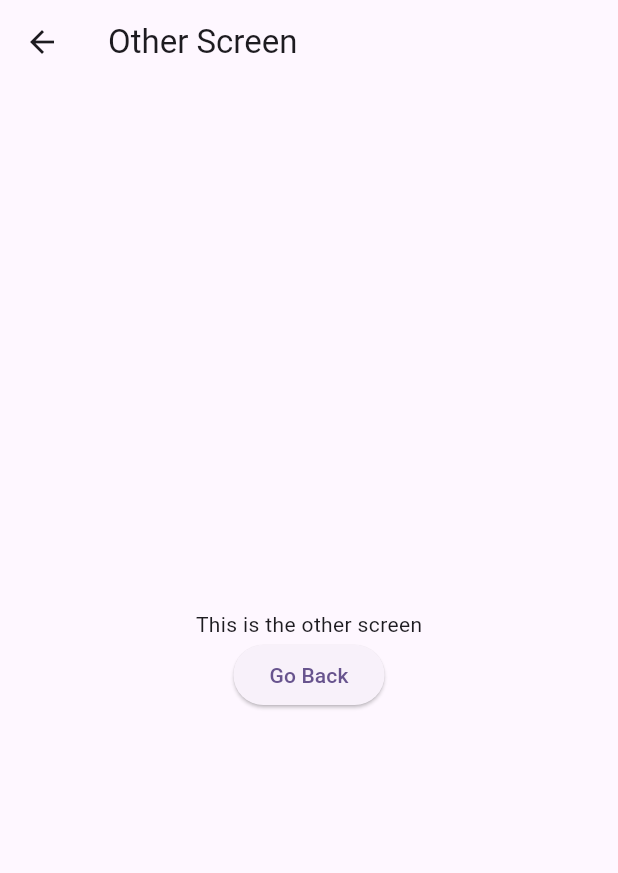
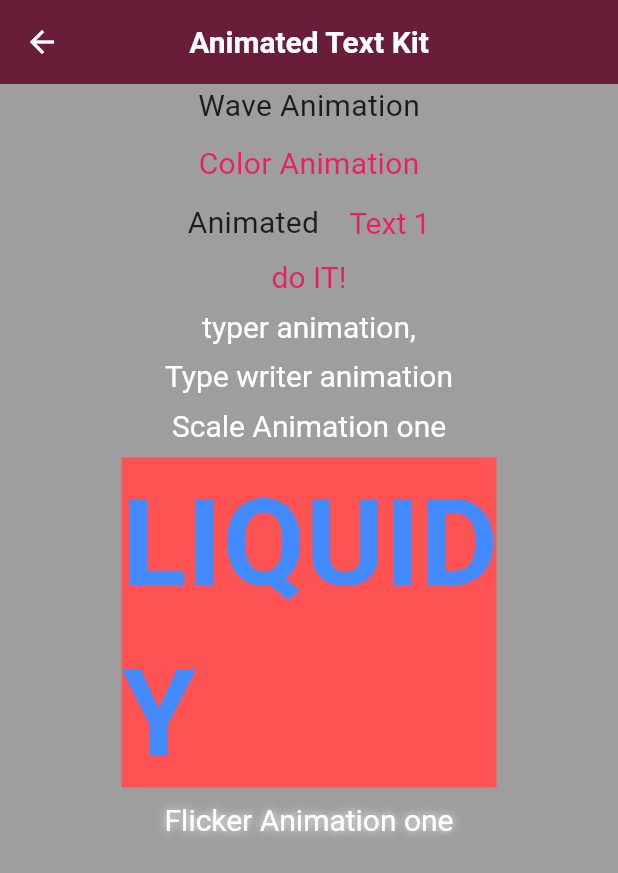
Before and after one commit to saqibalifd/flutter_animations, a Flutter app: the screen it shows after launch, after a tap on an icon or button, on a phone screen of 412 x 824 dp. Shown: the top 873 px of the screen. Run offline on Flutter 3.47's test engine with Material 3 defaults, Android fonts, the phone set to English and light mode, and no system bars; drawn by our look-alikes of animated_text_kit.

Commit message:
Animated Text Kit

```diff
--- a/lib/main.dart
+++ b/lib/main.dart
@@ -14,7 +14,7 @@ class MyApp extends StatelessWidget {
   Widget build(BuildContext context) {
     return MaterialApp(
       debugShowCheckedModeBanner: false,
-      title: 'Flutter Demo',
+      title: 'Flutter Animations',
       theme: ThemeData(
         colorScheme: ColorScheme.fromSeed(seedColor: Colors.deepPurple),
         useMaterial3: true,
--- a/lib/routes/app_routes.dart
+++ b/lib/routes/app_routes.dart
@@ -1,8 +1,8 @@
 import 'package:flutter/material.dart';
+import 'package:flutter_animations/view/animated_text/animated_textkit_screen.dart';
 
 import '../view/animated_container/animated_container_screen.dart';
 import '../view/home_screen.dart';
-import '../view/other_screen.dart/other_screen.dart';
 import 'route_names.dart';
 
 class AppRoutes {
@@ -10,6 +10,7 @@ class AppRoutes {
     // Auth
     RouteNames.homeScreen: (context) => HomeScreen(),
     RouteNames.animatedContainer: (context) => const AnimatedContainerScreen(),
-    RouteNames.otherScreen: (context) => const OtherScreen(),
+    RouteNames.animatedTextKitScreen: (context) =>
+        const AnimatedTextkitScreen(),
   };
 }
--- a/lib/routes/route_names.dart
+++ b/lib/routes/route_names.dart
@@ -2,5 +2,5 @@ class RouteNames {
   //auth
   static const homeScreen = '/';
   static const animatedContainer = '/animatedContainer';
-  static const otherScreen = '/otherScreen';
+  static const animatedTextKitScreen = '/animatedTextKitScreen';
 }
--- a/lib/view/animated_container/animated_container_screen.dart
+++ b/lib/view/animated_container/animated_container_screen.dart
@@ -1,3 +1,4 @@
+import 'dart:math';
 import 'package:flutter/material.dart';
 
 class AnimatedContainerScreen extends StatefulWidget {
@@ -9,11 +10,45 @@ class AnimatedContainerScreen extends StatefulWidget {
 }
 
 class _AnimatedContainerScreenState extends State<AnimatedContainerScreen> {
+  final random = Random();
+
+// assign initial vlaues
+  double boxHeight = 60;
+  double boxWidth = 60;
+  Color boxColor = Colors.purple;
+  double boxRadious = 20;
+
+// make functions to change design of container
+  void _changeBoxSize() {
+    setState(() {
+      boxHeight = random.nextInt(200).toDouble() + 50;
+      boxWidth = random.nextInt(200).toDouble() + 50;
+    });
+  }
+
+  void _changeBoxRadious() {
+    setState(() {
+      boxRadious = random.nextInt(50).toDouble();
+    });
+  }
+
+  void _changeBoxColor() {
+    setState(() {
+      boxColor = Color.fromRGBO(
+        random.nextInt(256),
+        random.nextInt(256),
+        random.nextInt(256),
+        0.8,
+      );
+    });
+  }
+
   @override
   Widget build(BuildContext context) {
     final args = ModalRoute.of(context)!.settings.arguments as Map;
     final title = args['title'] as String;
     final color = args['color'] as Color;
+
     return Scaffold(
       backgroundColor: Colors.grey,
       appBar: AppBar(
@@ -29,24 +64,58 @@ class _AnimatedContainerScreenState extends State<AnimatedContainerScreen> {
           color: Colors.white,
         ),
       ),
+
+      /// Body
       body: Center(
-        child: Container(
-          height: 200,
-          width: 200,
+        child: AnimatedContainer(
+          // design of animated container
+          height: boxHeight,
+          width: boxWidth,
+          curve: Curves.fastOutSlowIn,
+          duration: const Duration(seconds: 1),
           decoration: BoxDecoration(
-            color: Colors.blue,
-            borderRadius: BorderRadius.circular(20),
-          ),
-          child: const Center(
-            child: Text(
-              'Animated Container',
-              overflow: TextOverflow.ellipsis,
-              maxLines: 2,
-              style: TextStyle(color: Colors.white),
-            ),
+            color: boxColor,
+            borderRadius: BorderRadius.circular(boxRadious),
           ),
         ),
+      ),
+
+      floatingActionButton: Column(
+        mainAxisAlignment: MainAxisAlignment.end,
+        children: [
+          // change design of container with buttons
+          FloatingActionButton(
+            backgroundColor: Colors.white,
+            heroTag: 'size',
+            onPressed: _changeBoxSize,
+            child: const Icon(Icons.aspect_ratio),
+          ),
+          const SizedBox(height: 10),
+          FloatingActionButton(
+            backgroundColor: Colors.white,
+            heroTag: 'color',
+            onPressed: _changeBoxColor,
+            child: const Icon(Icons.color_lens),
+          ),
+          const SizedBox(height: 10),
+          FloatingActionButton(
+            backgroundColor: Colors.white,
+            heroTag: 'radius',
+            onPressed: _changeBoxRadious,
+            child: const Icon(Icons.blur_on),
+          ),
+        ],
       ),
     );
   }
 }
+
+
+
+/*
+1) Create veriables and assign the initial size and colors of container
+2) Make Animated Container
+3) Add Properties to this container
+4) Make Fuctions Which change the design of container
+5) Make Buttons which execute the functions on tap
+*/
--- /dev/null
+++ b/lib/view/animated_text/animated_textkit_screen.dart
@@ -0,0 +1,219 @@
+import 'package:animated_text_kit/animated_text_kit.dart';
+import 'package:flutter/material.dart';
+
+class AnimatedTextkitScreen extends StatefulWidget {
+  const AnimatedTextkitScreen({super.key});
+
+  @override
+  State<AnimatedTextkitScreen> createState() => _AnimatedTextkitScreenState();
+}
+
+class _AnimatedTextkitScreenState extends State<AnimatedTextkitScreen> {
+  @override
+  Widget build(BuildContext context) {
+    final args = ModalRoute.of(context)!.settings.arguments as Map;
+    final title = args['title'] as String;
+    final color = args['color'] as Color;
+
+    return Scaffold(
+      backgroundColor: Colors.grey,
+      appBar: AppBar(
+        backgroundColor: color,
+        title: Text(title),
+        centerTitle: true,
+        titleTextStyle: const TextStyle(
+          fontSize: 20,
+          fontWeight: FontWeight.bold,
+          color: Colors.white,
+        ),
+        iconTheme: const IconThemeData(
+          color: Colors.white,
+        ),
+      ),
+
+      /// Body
+      body: SingleChildScrollView(
+        child: Column(
+          mainAxisAlignment: MainAxisAlignment.center,
+          crossAxisAlignment: CrossAxisAlignment.center,
+          spacing: 10,
+          children: [
+            _buildWavyAnimation(),
+            _buildColorizedAnimation(),
+            _rotateAnimationText(),
+            _fadeAnimation(),
+            _typerAnimation(),
+            _typerWriterAnimation(),
+            _scaleAnimation(),
+            _liquidFillAnimation(),
+            _flickerAnimation(),
+          ],
+        ),
+      ),
+    );
+  }
+}
+
+// wave animation
+Widget _buildWavyAnimation() => Center(
+      child: AnimatedTextKit(
+        animatedTexts: [
+          WavyAnimatedText('Wave Animation',
+              textStyle: TextStyle(fontSize: 20)),
+        ],
+        repeatForever: true,
+      ),
+    );
+// color animation
+Widget _buildColorizedAnimation() => Center(
+      child: AnimatedTextKit(
+        animatedTexts: [
+          ColorizeAnimatedText('Color Animation',
+              textStyle: TextStyle(fontSize: 20),
+              colors: [
+                Colors.pink,
+                Colors.blue,
+                Colors.orange,
+              ])
+        ],
+        repeatForever: true,
+      ),
+    );
+
+//Rotate Animation Text
+
+Widget _rotateAnimationText() => Row(
+      mainAxisSize: MainAxisSize.min,
+      children: [
+        const Text(
+          'Animated',
+          style: TextStyle(fontSize: 20),
+        ),
+        const SizedBox(
+          width: 20.0,
+        ),
+        DefaultTextStyle(
+          style: const TextStyle(
+            fontSize: 20.0,
+          ),
+          child: AnimatedTextKit(
+            animatedTexts: [
+              RotateAnimatedText('Text 1',
+                  textStyle: TextStyle(color: Colors.pink)),
+              RotateAnimatedText('Text 2',
+                  textStyle: TextStyle(color: Colors.teal)),
+              RotateAnimatedText('Text 3',
+                  textStyle: TextStyle(color: Colors.deepPurpleAccent)),
+            ],
+            repeatForever: true,
+          ),
+        ),
+      ],
+    );
+
+// Fade Animation Text
+
+Widget _fadeAnimation() => DefaultTextStyle(
+      style: const TextStyle(
+        fontSize: 20.0,
+      ),
+      child: AnimatedTextKit(
+        animatedTexts: [
+          FadeAnimatedText('do IT!', textStyle: TextStyle(color: Colors.pink)),
+          FadeAnimatedText('do it RIGHT!!',
+              textStyle: TextStyle(color: Colors.deepPurple)),
+          FadeAnimatedText('do it RIGHT NOW!!!',
+              textStyle: TextStyle(color: Colors.teal)),
+        ],
+        repeatForever: true,
+      ),
+    );
+
+//typer animation
+Widget _typerAnimation() => DefaultTextStyle(
+      style: const TextStyle(
+        fontSize: 20.0,
+      ),
+      child: AnimatedTextKit(
+        animatedTexts: [
+          TyperAnimatedText('typer animation,'),
+          TyperAnimatedText('typer animation one'),
+          TyperAnimatedText('typer animation two'),
+          TyperAnimatedText('typer animation three'),
+        ],
+        repeatForever: true,
+      ),
+    );
+//typer animation
+Widget _typerWriterAnimation() => DefaultTextStyle(
+      style: const TextStyle(
+        fontSize: 20.0,
+      ),
+      child: AnimatedTextKit(
+        animatedTexts: [
+          TypewriterAnimatedText('Type writer animation'),
+          TypewriterAnimatedText('type writer animtaion two'),
+          TypewriterAnimatedText('type writer animation three'),
+          TypewriterAnimatedText('type writer animation four'),
+        ],
+        repeatForever: true,
+      ),
+    );
+//typer animation
+Widget _scaleAnimation() => DefaultTextStyle(
+      style: const TextStyle(
+        fontSize: 20.0,
+      ),
+      child: AnimatedTextKit(
+        animatedTexts: [
+          ScaleAnimatedText('Scale Animation one'),
+          ScaleAnimatedText('Scale Animation two'),
+          ScaleAnimatedText('Scale Animation three'),
+        ],
+        repeatForever: true,
+      ),
+    );
+//typer animation
+Widget _liquidFillAnimation() => SizedBox(
+      width: 250.0,
+      child: TextLiquidFill(
+        text: 'LIQUIDY',
+        waveColor: Colors.blueAccent,
+        boxBackgroundColor: Colors.redAccent,
+        textStyle: TextStyle(
+          fontSize: 80.0,
+          fontWeight: FontWeight.bold,
+        ),
+        boxHeight: 220.0,
+      ),
+    );
+Widget _flickerAnimation() => DefaultTextStyle(
+      style: const TextStyle(
+        fontSize: 20,
+        color: Colors.white,
+        shadows: [
+          Shadow(
+            blurRadius: 7.0,
+            color: Colors.white,
+            offset: Offset(0, 0),
+          ),
+        ],
+      ),
+      child: AnimatedTextKit(
+        repeatForever: true,
+        animatedTexts: [
+          FlickerAnimatedText('Flicker Animation one'),
+          FlickerAnimatedText('Flicker Animation Two'),
+          FlickerAnimatedText("Flicker Animtaion Three"),
+        ],
+        isRepeatingAnimation: true,
+        onTap: () {
+          print("Tap Event");
+        },
+      ),
+    );
+/*
+1) Import package animated text kit
+2) Make a widget for wavy animation on text
+
+*/
--- a/lib/view/home_screen.dart
+++ b/lib/view/home_screen.dart
@@ -21,8 +21,8 @@ class HomeScreen extends StatelessWidget {
       'screen': RouteNames.animatedContainer,
     },
     {
-      'title': 'Other Screen',
-      'screen': RouteNames.otherScreen,
+      'title': 'Animated Text Kit',
+      'screen': RouteNames.animatedTextKitScreen,
     }
   ];
   @override
--- a/lib/view/other_screen.dart/other_screen.dart
+++ /dev/null
@@ -1,33 +0,0 @@
-import 'package:flutter/material.dart';
-
-class OtherScreen extends StatefulWidget {
-  const OtherScreen({super.key});
-
-  @override
-  State<OtherScreen> createState() => _OtherScreenState();
-}
-
-class _OtherScreenState extends State<OtherScreen> {
-  @override
-  Widget build(BuildContext context) {
-    return Scaffold(
-      appBar: AppBar(
-        title: const Text('Other Screen'),
-      ),
-      body: Center(
-        child: Column(
-          mainAxisAlignment: MainAxisAlignment.center,
-          children: [
-            const Text('This is the other screen'),
-            ElevatedButton(
-              onPressed: () {
-                Navigator.pop(context);
-              },
-              child: const Text('Go Back'),
-            ),
-          ],
-        ),
-      ),
-    );
-  }
-}
--- a/pubspec.yaml
+++ b/pubspec.yaml
@@ -34,6 +34,7 @@ dependencies:
   # The following adds the Cupertino Icons font to your application.
   # Use with the CupertinoIcons class for iOS style icons.
   cupertino_icons: ^1.0.8
+  animated_text_kit: ^4.2.3
 
 dev_dependencies:
   flutter_test:
```
Also changed, not shown: pubspec.lock.
